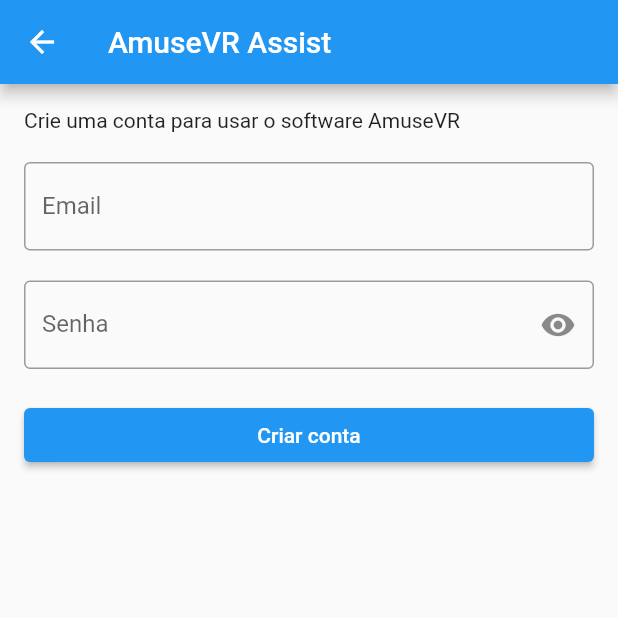
After one commit to eullerm/amusevr_assist, a Flutter app: the screen it shows after launch, item 2 of the bottom bar chosen, after a tap on "Criar conta do AmuseVR", on a phone screen of 412 x 824 dp, the top half of it. The commit adds this screen. Run offline on Flutter 3.47's test engine with Material 2 defaults, Android fonts, the phone set to English and light mode, and no system bars; our stand-ins replace cloud_firestore, firebase_core, shared_preferences; missing offline and left inert: wifi_scan; accounts and stored records are empty.

Commit message:
Criar conta
* Salvando no banco
* Criado tela de cadastro

```diff
--- /dev/null
+++ b/lib/api/firebase_api.dart
@@ -0,0 +1,28 @@
+import 'package:cloud_firestore/cloud_firestore.dart';
+import 'package:firebase_core/firebase_core.dart';
+
+class Response {
+  final int statusCode;
+  final String message;
+
+  Response({required this.statusCode, required this.message});
+}
+
+class FirebaseApi {
+  static void initialize() {
+    Firebase.initializeApp();
+  }
+
+  static Future<Response> createAccount(String email, String password) async {
+    try {
+      final CollectionReference usersCollection = FirebaseFirestore.instance.collection('users');
+      await usersCollection.add({
+        "email": email,
+        "password": password,
+      });
+      return Response(statusCode: 200, message: "Conta criada com sucesso!");
+    } catch (e) {
+      return Response(statusCode: 400, message: e.toString());
+    }
+  }
+}
--- a/lib/main.dart
+++ b/lib/main.dart
@@ -1,3 +1,4 @@
+import 'package:amusevr_assist/api/firebase_api.dart';
 import 'package:amusevr_assist/models/user.dart';
 import 'package:amusevr_assist/pages/landing_page.dart';
 import 'package:flutter/material.dart';
@@ -6,6 +7,8 @@
 
 Future<void> main() async {
   WidgetsFlutterBinding.ensureInitialized();
+
+  FirebaseApi.initialize();
 
   SharedPreferences prefs = await SharedPreferences.getInstance();
   String? token = prefs.getString('token');
--- /dev/null
+++ b/lib/pages/create_account.dart
@@ -0,0 +1,82 @@
+import 'package:amusevr_assist/api/firebase_api.dart';
+import 'package:amusevr_assist/utils/functions.dart';
+import 'package:amusevr_assist/widgets/password_field.dart';
+import 'package:flutter/material.dart';
+
+class CreateAccountPage extends StatefulWidget {
+  const CreateAccountPage({super.key});
+
+  @override
+  _CreateAccountPageState createState() => _CreateAccountPageState();
+}
+
+class _CreateAccountPageState extends State<CreateAccountPage> {
+  final TextEditingController _emailController = TextEditingController();
+  final TextEditingController _passwordController = TextEditingController();
+
+  Future<void> _createAccount() async {
+    final email = _emailController.text.trim();
+    final password = _passwordController.text.trim();
+
+    if (email.isEmpty && password.isEmpty) {
+      showCustomSnackBar(context, 'Por favor, digite o email e a senha!', 'error');
+
+      return;
+    }
+
+    if (email.isEmpty) {
+      showCustomSnackBar(context, 'O campo email está vazio!', 'error');
+
+      return;
+    }
+    if (password.isEmpty) {
+      showCustomSnackBar(context, 'O campo senha está vazio!', 'error');
+
+      return;
+    }
+
+    await FirebaseApi.createAccount(email, password).then((value) {
+      if (value.statusCode == 200) {
+        Navigator.of(context).pop();
+        showCustomSnackBar(context, value.message, 'success');
+      } else {
+        showCustomSnackBar(context, value.message, 'info');
+      }
+    });
+  }
+
+  @override
+  Widget build(BuildContext context) {
+    return Scaffold(
+      appBar: AppBar(
+        title: const Text("AmuseVR Assist"),
+      ),
+      body: Padding(
+        padding: const EdgeInsets.all(16.0),
+        child: Column(
+          crossAxisAlignment: CrossAxisAlignment.stretch,
+          children: <Widget>[
+            const Text('Crie uma conta para usar o software AmuseVR'),
+            const SizedBox(height: 20.0),
+            TextFormField(
+              controller: _emailController,
+              decoration: const InputDecoration(
+                labelText: 'Email',
+                border: OutlineInputBorder(),
+              ),
+            ),
+            const SizedBox(height: 20.0),
+            PasswordField(
+              passwordController: _passwordController,
+            ),
+            const SizedBox(height: 20.0),
+            ElevatedButton(
+              onPressed: _createAccount,
+              child: const Text('Criar conta'),
+            ),
+          ],
+        ),
+      ),
+    );
+  }
+}
--- a/lib/pages/home_page.dart
+++ b/lib/pages/home_page.dart
@@ -1,4 +1,5 @@
 import 'package:amusevr_assist/models/user.dart';
+import 'package:amusevr_assist/pages/create_account.dart';
 import 'package:amusevr_assist/pages/login_page.dart';
 import 'package:amusevr_assist/pages/moodo_settings_page.dart';
 import 'package:amusevr_assist/pages/esp_settings_page.dart';
@@ -30,6 +31,7 @@
     "O ESP não liga nem desliga o dispositivo Moodo em si, apenas envia os comandos que ligam e desligam as fragrâncias.",
     "Certifique-se de que o dispositivo Moodo está ligado e conectado a uma rede WiFi.",
     "As configurações de WiFi do Moodo devem ser feitas pelo aplicativo oficial.",
+    'É necessário possuir uma conta do AmuseVR para usar o software.'
   ];
 
   @override
@@ -103,6 +105,27 @@
             const SizedBox(
               height: 16,
             ),
+            Container(
+              width: double.infinity,
+              padding: const EdgeInsets.symmetric(horizontal: 16),
+              child: Row(
+                mainAxisAlignment: MainAxisAlignment.start,
+                children: [
+                  ElevatedButton(
+                    onPressed: () {
+                      Navigator.push(
+                        context,
+                        MaterialPageRoute(builder: (context) => const CreateAccountPage()),
+                      );
+                    },
+                    child: const Text('Criar conta do AmuseVR'),
+                  ),
+                ],
+              ),
+            ),
+            const SizedBox(
+              height: 16,
+            ),
           ],
         ),
       ),
--- a/pubspec.yaml
+++ b/pubspec.yaml
@@ -38,6 +38,8 @@
   http: ^0.13.6
   shared_preferences: ^2.2.1
   provider: ^6.0.5
+  cloud_firestore: ^4.9.3
+  firebase_core : ^2.17.0
 
 dev_dependencies:
   flutter_test:
```
Also changed, not shown: pubspec.lock, 7 other files.
